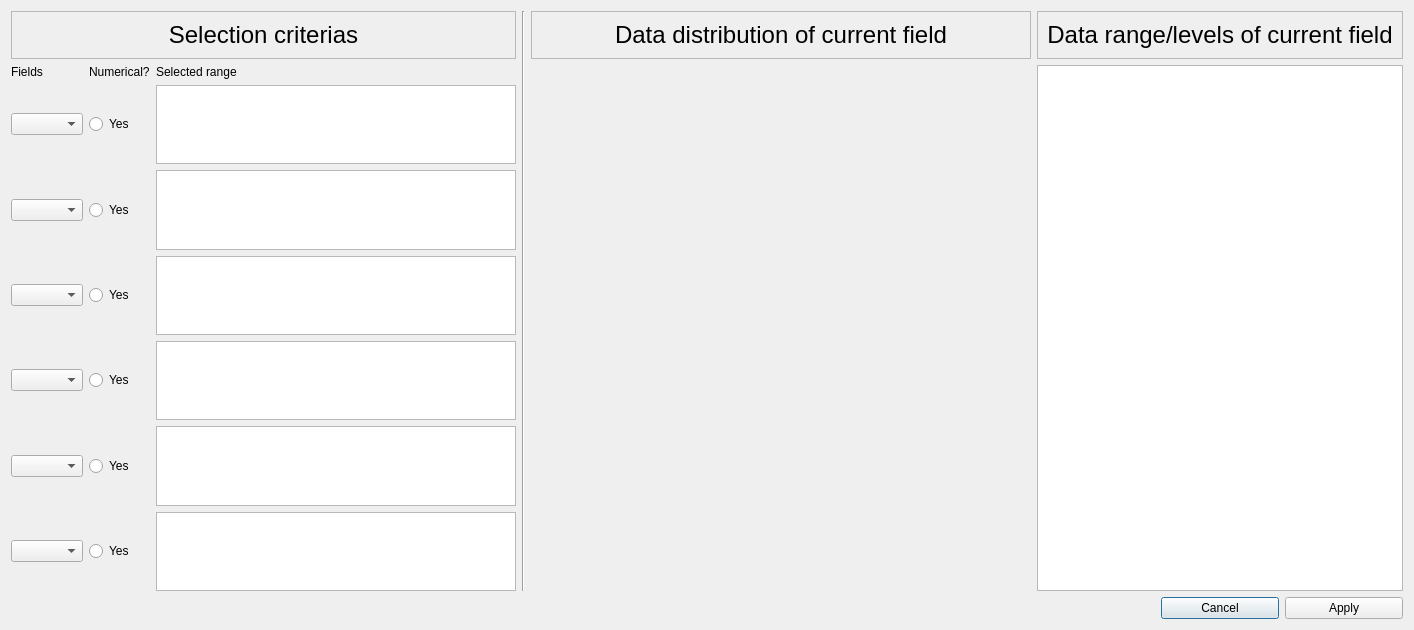
Qt form AdvanceSelectiondialog.ui (WilsonImmunologyLab/VGenes) before a commit.
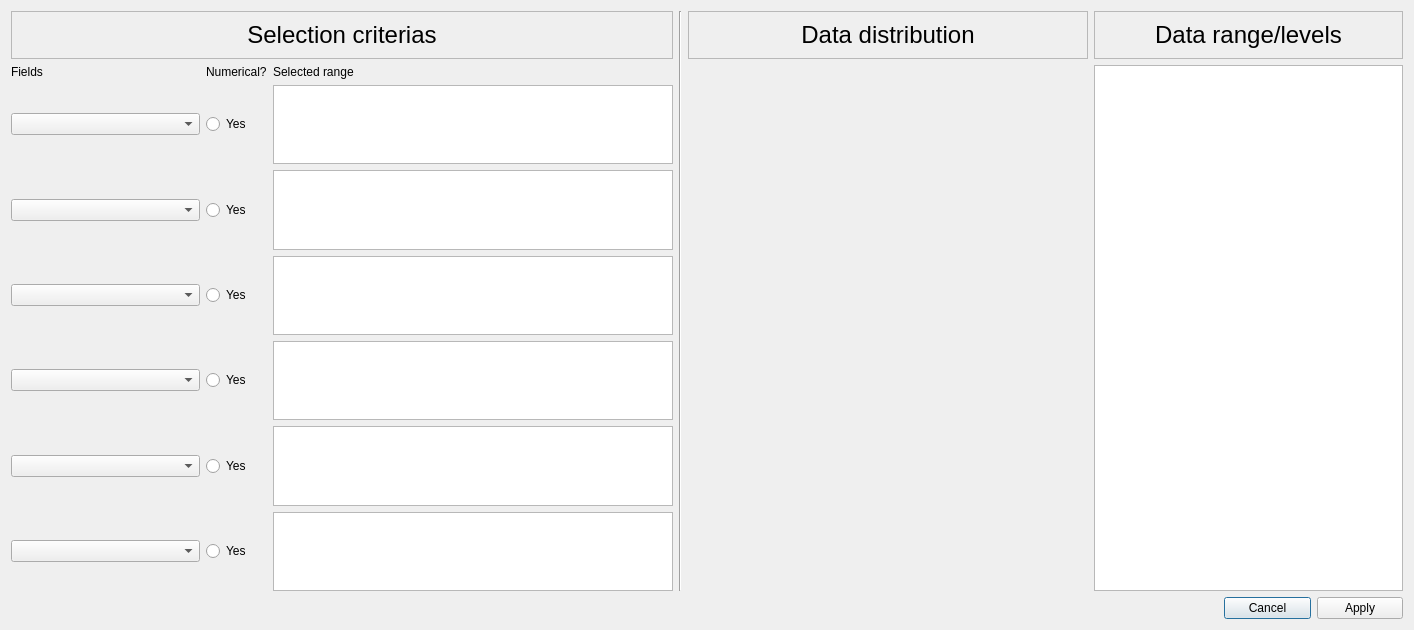
The same form after that commit.

Commit message: improve Advance selection function

```diff
--- a/AdvanceSelectiondialog.ui
+++ b/AdvanceSelectiondialog.ui
@@ -18,6 +18,12 @@
     <layout class="QGridLayout" name="gridLayout_5">
      <item row="6" column="2">
       <widget class="QPlainTextEdit" name="plainTextEdit6">
+       <property name="minimumSize">
+        <size>
+         <width>200</width>
+         <height>0</height>
+        </size>
+       </property>
        <property name="maximumSize">
         <size>
          <width>400</width>
@@ -45,6 +51,12 @@
      </item>
      <item row="1" column="2">
       <widget class="QPlainTextEdit" name="plainTextEdit1">
+       <property name="minimumSize">
+        <size>
+         <width>200</width>
+         <height>0</height>
+        </size>
+       </property>
        <property name="maximumSize">
         <size>
          <width>400</width>
@@ -69,6 +81,12 @@
      </item>
      <item row="4" column="2">
       <widget class="QPlainTextEdit" name="plainTextEdit4">
+       <property name="minimumSize">
+        <size>
+         <width>200</width>
+         <height>0</height>
+        </size>
+       </property>
        <property name="maximumSize">
         <size>
          <width>400</width>
@@ -79,6 +97,12 @@
      </item>
      <item row="3" column="2">
       <widget class="QPlainTextEdit" name="plainTextEdit3">
+       <property name="minimumSize">
+        <size>
+         <width>200</width>
+         <height>0</height>
+        </size>
+       </property>
        <property name="maximumSize">
         <size>
          <width>400</width>
@@ -151,6 +175,12 @@
      </item>
      <item row="2" column="2">
       <widget class="QPlainTextEdit" name="plainTextEdit2">
+       <property name="minimumSize">
+        <size>
+         <width>200</width>
+         <height>0</height>
+        </size>
+       </property>
        <property name="maximumSize">
         <size>
          <width>400</width>
@@ -187,6 +217,12 @@
      </item>
      <item row="5" column="2">
       <widget class="QPlainTextEdit" name="plainTextEdit5">
+       <property name="minimumSize">
+        <size>
+         <width>200</width>
+         <height>0</height>
+        </size>
+       </property>
        <property name="maximumSize">
         <size>
          <width>400</width>
@@ -272,7 +308,7 @@
          </font>
         </property>
         <property name="text">
-         <string>Data range/levels of current field</string>
+         <string>Data range/levels</string>
         </property>
         <property name="alignment">
          <set>Qt::AlignCenter</set>
@@ -316,7 +352,7 @@
     <widget class="QFrame" name="frame_2">
      <property name="minimumSize">
       <size>
-       <width>500</width>
+       <width>400</width>
        <height>0</height>
       </size>
      </property>
@@ -341,7 +377,7 @@
          </font>
         </property>
         <property name="text">
-         <string>Data distribution of current field</string>
+         <string>Data distribution</string>
         </property>
         <property name="alignment">
          <set>Qt::AlignCenter</set>
@@ -382,7 +418,7 @@
      </property>
      <property name="sizeHint" stdset="0">
       <size>
-       <width>1187</width>
+       <width>1207</width>
        <height>20</height>
       </size>
      </property>
```
Left out of the diff: 2 changed lines with no effect on the pictures. The commit also changes 2 other files.
